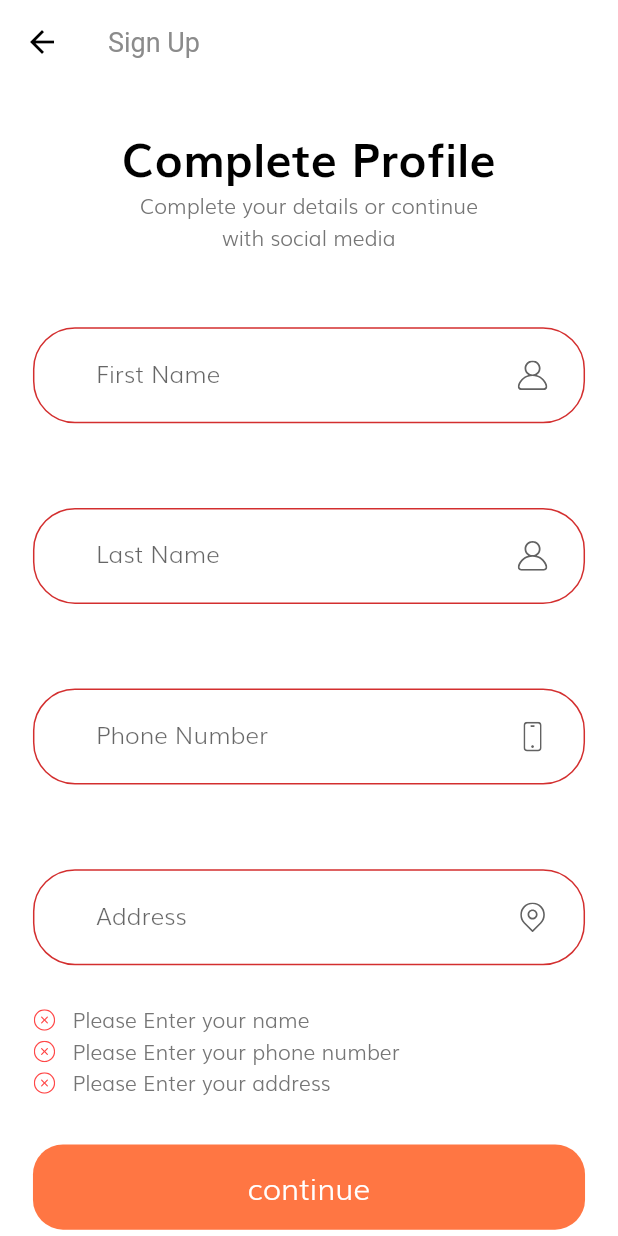
After one commit to jackycsl/ecommerce_app, a Flutter app: the CompleteProfileScreen screen opened by its route, after a tap on "continue", on a phone screen of 412 x 824 dp. The commit adds this screen. Run offline on Flutter 3.47's test engine with Material 2 defaults, Android fonts, the phone set to English and light mode, and no system bars; our stand-ins replace flutter_svg.

Commit message:
build complete profile screen

```diff
--- a/lib/constants.dart
+++ b/lib/constants.dart
@@ -27,6 +27,6 @@ const String kInvalidEmailError = "Please Enter Valid Email";
 const String kPassNullError = "Please Enter your password";
 const String kShortPassError = "Password is too short";
 const String kMatchPassError = "Passwords don't match";
-const String kNamelNullError = "Please Enter your name";
+const String kNameNullError = "Please Enter your name";
 const String kPhoneNumberNullError = "Please Enter your phone number";
 const String kAddressNullError = "Please Enter your address";
--- a/lib/routes.dart
+++ b/lib/routes.dart
@@ -1,3 +1,4 @@
+import 'package:ecommerce_app/screens/complete_profile/complete_profile_screen.dart';
 import 'package:ecommerce_app/screens/forgot_password/forgot_password_screen.dart';
 import 'package:ecommerce_app/screens/login_success/login_success_screen.dart';
 import 'package:ecommerce_app/screens/sign_in/sign_in_screen.dart';
@@ -11,4 +12,5 @@ final Map<String, WidgetBuilder> routes = {
   ForgotPasswordScreen.routeName: (context) => ForgotPasswordScreen(),
   LoginSuccessScreen.routeName: (context) => LoginSuccessScreen(),
   SignUpScreen.routeName: (context) => SignUpScreen(),
+  CompleteProfileScreen.routeName: (context) => CompleteProfileScreen(),
 };
--- /dev/null
+++ b/lib/screens/complete_profile/complete_profile_screen.dart
@@ -0,0 +1,15 @@
+import 'package:flutter/material.dart';
+import 'component/body.dart';
+
+class CompleteProfileScreen extends StatelessWidget {
+  static String routeName = "/complete_profile";
+  @override
+  Widget build(BuildContext context) {
+    return Scaffold(
+      appBar: AppBar(
+        title: Text("Sign Up"),
+      ),
+      body: Body(),
+    );
+  }
+}
--- /dev/null
+++ b/lib/screens/complete_profile/component/body.dart
@@ -0,0 +1,38 @@
+import 'package:ecommerce_app/size_config.dart';
+import 'package:flutter/material.dart';
+import 'complete_profile_form.dart';
+
+import '../../../constants.dart';
+
+class Body extends StatelessWidget {
+  @override
+  Widget build(BuildContext context) {
+    return SingleChildScrollView(
+      child: SizedBox(
+        width: double.infinity,
+        child: Padding(
+          padding:
+              EdgeInsets.symmetric(horizontal: getProportionateScreenWidth(20)),
+          child: Column(
+            children: [
+              SizedBox(height: SizeConfig.screenHeight * 0.03),
+              Text("Complete Profile", style: headingStyle),
+              Text(
+                "Complete your details or continue  \nwith social media",
+                textAlign: TextAlign.center,
+              ),
+              SizedBox(height: SizeConfig.screenHeight * 0.06),
+              CompleteProfileForm(),
+              SizedBox(height: getProportionateScreenHeight(30)),
+              Text(
+                "By continuing your confirm that you agree \nwith our Term and Condition",
+                textAlign: TextAlign.center,
+                style: Theme.of(context).textTheme.caption,
+              ),
+            ],
+          ),
+        ),
+      ),
+    );
+  }
+}
--- /dev/null
+++ b/lib/screens/complete_profile/component/complete_profile_form.dart
@@ -0,0 +1,158 @@
+import 'package:flutter/material.dart';
+import 'package:ecommerce_app/components/custom_svg_icon.dart';
+import 'package:ecommerce_app/components/default_button.dart';
+import 'package:ecommerce_app/components/form_error.dart';
+import 'package:ecommerce_app/size_config.dart';
+
+import '../../../constants.dart';
+
+class CompleteProfileForm extends StatefulWidget {
+  @override
+  _CompleteProfileFormState createState() => _CompleteProfileFormState();
+}
+
+class _CompleteProfileFormState extends State<CompleteProfileForm> {
+  final _formKey = GlobalKey<FormState>();
+  final List<String> errors = [];
+  String firstName;
+  String lastName;
+  String phoneNumber;
+  String address;
+
+  void addError({String error}) {
+    if (!errors.contains(error))
+      setState(() {
+        errors.add(error);
+      });
+  }
+
+  void removeError({String error}) {
+    if (errors.contains(error))
+      setState(() {
+        errors.remove(error);
+      });
+  }
+
+  @override
+  Widget build(BuildContext context) {
+    return Form(
+      key: _formKey,
+      child: Column(
+        children: [
+          buildFirstNameFormField(),
+          SizedBox(height: getProportionateScreenHeight(30)),
+          buildLastNameFormField(),
+          SizedBox(height: getProportionateScreenHeight(30)),
+          buildPhoneNumberFormField(),
+          SizedBox(height: getProportionateScreenHeight(30)),
+          buildAddressFormField(),
+          FormError(errors: errors),
+          SizedBox(height: getProportionateScreenHeight(30)),
+          DefaultButton(
+            text: "continue",
+            press: () {
+              if (_formKey.currentState.validate()) {}
+            },
+          )
+        ],
+      ),
+    );
+  }
+
+  TextFormField buildAddressFormField() {
+    return TextFormField(
+      onSaved: (newValue) => address = newValue,
+      onChanged: (value) {
+        if (value.isNotEmpty) {
+          removeError(error: kAddressNullError);
+        }
+        return null;
+      },
+      validator: (value) {
+        if (value.isEmpty) {
+          addError(error: kAddressNullError);
+          return "";
+        }
+        return null;
+      },
+      decoration: InputDecoration(
+        labelText: "Address",
+        hintText: "Enter your address",
+        suffixIcon: CustomSvgIcon(svgIcon: "assets/icons/Location point.svg"),
+      ),
+    );
+  }
+
+  TextFormField buildPhoneNumberFormField() {
+    return TextFormField(
+      keyboardType: TextInputType.number,
+      onSaved: (newValue) => phoneNumber = newValue,
+      onChanged: (value) {
+        if (value.isNotEmpty) {
+          removeError(error: kPhoneNumberNullError);
+        }
+        return null;
+      },
+      validator: (value) {
+        if (value.isEmpty) {
+          addError(error: kPhoneNumberNullError);
+          return "";
+        }
+        return null;
+      },
+      decoration: InputDecoration(
+        labelText: "Phone Number",
+        hintText: "Enter your phone number",
+        suffixIcon: CustomSvgIcon(svgIcon: "assets/icons/Phone.svg"),
+      ),
+    );
+  }
+
+  TextFormField buildLastNameFormField() {
+    return TextFormField(
+      onSaved: (newValue) => lastName = newValue,
+      onChanged: (value) {
+        if (value.isNotEmpty) {
+          removeError(error: kNameNullError);
+        }
+        return null;
+      },
+      validator: (value) {
+        if (value.isEmpty) {
+          addError(error: kNameNullError);
+          return "";
+        }
+        return null;
+      },
+      decoration: InputDecoration(
+        labelText: "Last Name",
+        hintText: "Enter your last name",
+        suffixIcon: CustomSvgIcon(svgIcon: "assets/icons/User.svg"),
+      ),
+    );
+  }
+
+  TextFormField buildFirstNameFormField() {
+    return TextFormField(
+      onSaved: (newValue) => firstName = newValue,
+      onChanged: (value) {
+        if (value.isNotEmpty) {
+          removeError(error: kNameNullError);
+        }
+        return null;
+      },
+      validator: (value) {
+        if (value.isEmpty) {
+          addError(error: kNameNullError);
+          return "";
+        }
+        return null;
+      },
+      decoration: InputDecoration(
+        labelText: "First Name",
+        hintText: "Enter your first name",
+        suffixIcon: CustomSvgIcon(svgIcon: "assets/icons/User.svg"),
+      ),
+    );
+  }
+}
--- a/lib/screens/sign_up/components/sign_up_form.dart
+++ b/lib/screens/sign_up/components/sign_up_form.dart
@@ -1,3 +1,4 @@
+import 'package:ecommerce_app/screens/complete_profile/complete_profile_screen.dart';
 import 'package:flutter/material.dart';
 import 'package:ecommerce_app/components/custom_svg_icon.dart';
 import 'package:ecommerce_app/components/default_button.dart';
@@ -47,7 +48,9 @@ class _SignUpFormState extends State<SignUpForm> {
           DefaultButton(
             text: "Continue",
             press: () {
-              if (_formKey.currentState.validate()) {}
+              if (_formKey.currentState.validate()) {
+                Navigator.pushNamed(context, CompleteProfileScreen.routeName);
+              }
             },
           )
         ],
```
